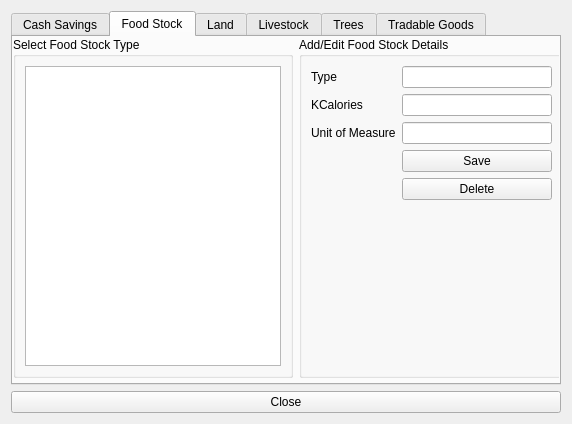
This is src/openihm/gui/designs/ui_manageassets.ui in snim2mirror/openihm as Qt 5 draws it before an edit. The edited form follows.
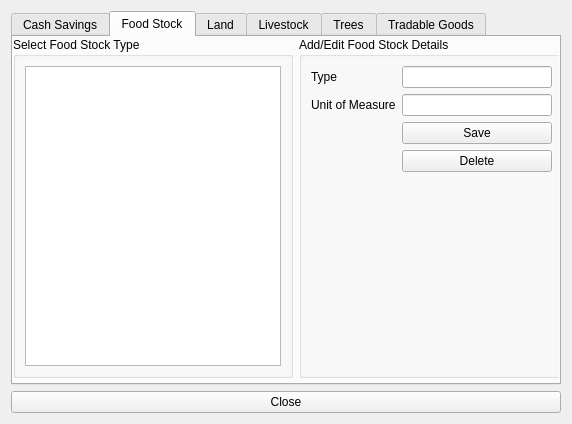
This is the edited form. The open tabs and pages were chosen to show the change.

Commit message: updating Manage Asset Details -Foodstocks Interface and related code

What changed in the file:
```diff
--- a/src/openihm/gui/designs/ui_manageassets.ui
+++ b/src/openihm/gui/designs/ui_manageassets.ui
@@ -139,6 +139,9 @@
            <string>Add/Edit Food Stock Details</string>
           </property>
           <layout class="QFormLayout" name="formLayout_2">
+           <property name="fieldGrowthPolicy">
+            <enum>QFormLayout::AllNonFixedFieldsGrow</enum>
+           </property>
            <item row="0" column="0">
             <widget class="QLabel" name="label_3">
              <property name="text">
@@ -153,19 +156,6 @@
             <widget class="QLineEdit" name="txtFoodStockType"/>
            </item>
            <item row="1" column="0">
-            <widget class="QLabel" name="label_5">
-             <property name="text">
-              <string>KCalories</string>
-             </property>
-             <property name="buddy">
-              <cstring>txtEnergyValue</cstring>
-             </property>
-            </widget>
-           </item>
-           <item row="1" column="1">
-            <widget class="QLineEdit" name="txtEnergyValue"/>
-           </item>
-           <item row="2" column="0">
             <widget class="QLabel" name="label_4">
              <property name="text">
               <string>Unit of Measure</string>
@@ -175,17 +165,17 @@
              </property>
             </widget>
            </item>
-           <item row="2" column="1">
+           <item row="1" column="1">
             <widget class="QLineEdit" name="txtMeasuringUnit"/>
            </item>
-           <item row="3" column="1">
+           <item row="2" column="1">
             <widget class="QPushButton" name="btnFoodStockSave">
              <property name="text">
               <string>Save</string>
              </property>
             </widget>
            </item>
-           <item row="4" column="1">
+           <item row="3" column="1">
             <widget class="QPushButton" name="btnFoodStockDelete">
              <property name="text">
               <string>Delete</string>
```
Left out of the diff: 16 changed lines with no effect on the pictures. The commit also changes 1 other file.
